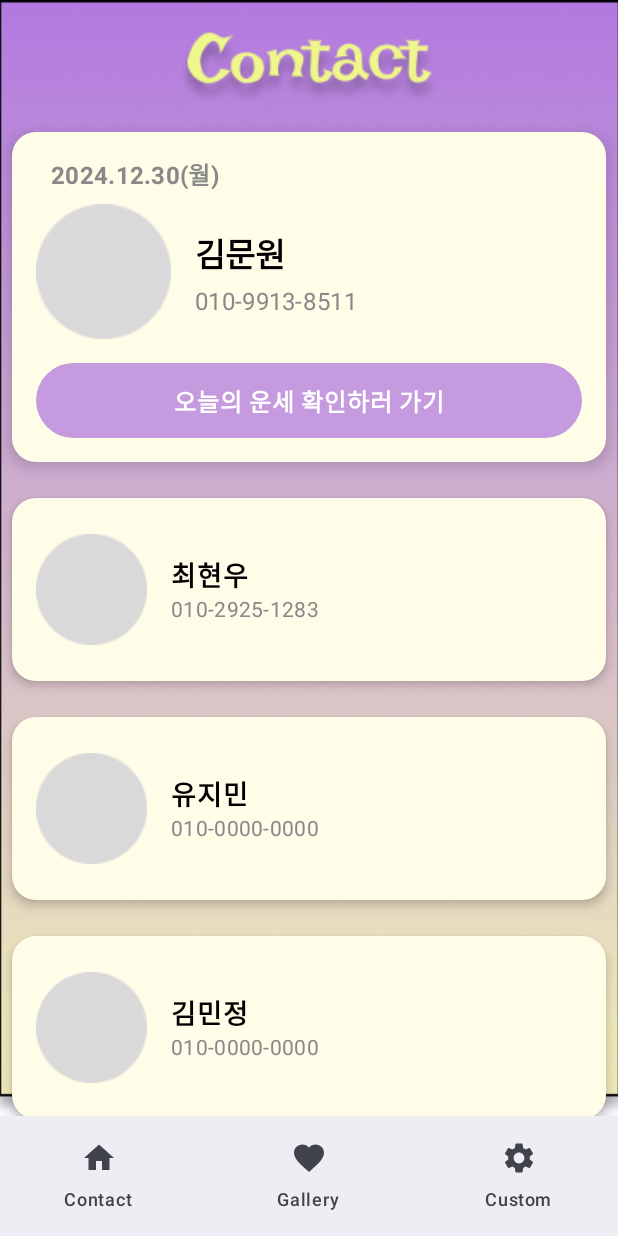
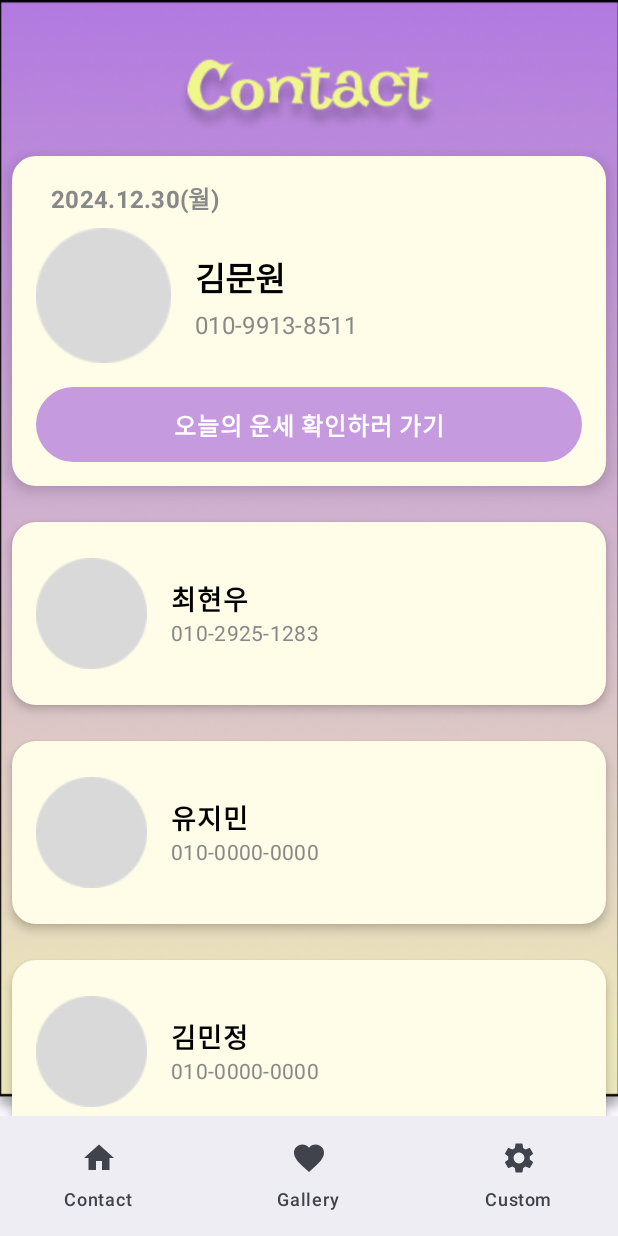
Before and after one commit to angkmfirefoxygal/2024W_madcamp, an Android app built with Jetpack Compose: the screen it shows after launch (MainActivity), on a phone screen of 412 x 824 dp. Run offline under Robolectric (Android 15) with nearby library versions, the phone set to English and light mode, and no system bars.

Commit message:
"2024-12-28:7:02:pm version"

```diff
--- a/app/build.gradle.kts
+++ b/app/build.gradle.kts
@@ -60,4 +60,8 @@
     implementation(libs.androidx.appcompat)
     implementation(libs.gson)
     implementation("androidx.navigation:navigation-compose:2.7.2")
+
+    implementation("io.coil-kt:coil-compose:2.2.2")
+    implementation("io.coil-kt:coil-gif:2.2.2") // GIF 지원
+
 }
--- a/app/src/main/java/com/example/madcamp_week1_moonwon/ContactScreen.kt
+++ b/app/src/main/java/com/example/madcamp_week1_moonwon/ContactScreen.kt
@@ -50,7 +50,6 @@
     val isUser: Boolean // 사용자 여부를 구분하는 필드 추가
 )
 
-
 //json을 받아오는 viewModel을 받아오는 ...
 @Composable
 fun ContactScreenWithViewModel(context: Context, navController: NavHostController) {
@@ -94,21 +93,18 @@
             Spacer(modifier = Modifier.height(20.dp))
 
             // 화면 상단 FriendsContact 이미지
-            Image(
+            /*Image(
                 painter = painterResource(id = R.drawable.contact),
                 contentDescription = "Friends Contact Header",
                 modifier = Modifier
                     .fillMaxWidth()
                     .height(50.dp)
                     .align(Alignment.Start)
-            )
+            )*/
 
             Spacer(modifier = Modifier.height(10.dp))
 
-            // 상단 고정된 내 프로필
-            user?.let {
-                MyProfileCard(contact = it, navController = navController)
-            }
+
 
             // 친구 목록 (스크롤 가능)
             LazyColumn(
@@ -117,6 +113,23 @@
                     .padding(top = 8.dp),
                 verticalArrangement = Arrangement.spacedBy(8.dp)
             ) {
+                // Friends Contact Header를 첫 번째 아이템으로 추가
+                item {
+                    Image(
+                        painter = painterResource(id = R.drawable.contact),
+                        contentDescription = "Friends Contact Header",
+                        modifier = Modifier
+                            .fillMaxWidth()
+                            .height(50.dp)
+                    )
+                }
+                // MyProfileCard를 첫 번째 아이템으로 추가
+                item {
+                    user?.let {
+                        MyProfileCard(contact = it, navController = navController)
+                    }
+                }
+
                 items(friends) { friend ->
                     ContactCard(contact = friend, navController = navController)
                 }
@@ -168,7 +181,7 @@
                     contentDescription = "Profile Picture",
                     modifier = Modifier
                         .size(90.dp),
-                        //.padding(end = 20.dp),
+                    //.padding(end = 20.dp),
                     contentScale = ContentScale.Crop
                 )
 
@@ -221,7 +234,7 @@
 
 
 @Composable
-fun ContactCard(contact: Contact,  navController: NavController) {
+fun ContactCard(contact: Contact, navController: NavController) {
     Card(
         shape = RoundedCornerShape(16.dp),
         modifier = Modifier
@@ -231,7 +244,7 @@
                 // InfoScreen으로 이동하며 이름과 번호를 전달
                 navController.navigate("info/${contact.name}/${contact.phone}")
             },
-            elevation = CardDefaults.cardElevation(
+        elevation = CardDefaults.cardElevation(
             defaultElevation = 4.dp, // 기본 elevation
             pressedElevation = 8.dp, // 눌렸을 때 elevation
             focusedElevation = 6.dp  // 포커스 상태의 elevation
@@ -253,7 +266,7 @@
                     .size(90.dp)
                     .padding(end = 16.dp),
 
-            )
+                )
             Column {
                 BasicText(
                     text = contact.name,
```
Also changed, not shown: app/src/main/java/com/example/madcamp_week1_moonwon/ExplainScreen.kt (+9 -3 lines), app/src/main/res/drawable/star_bg.png (added).
